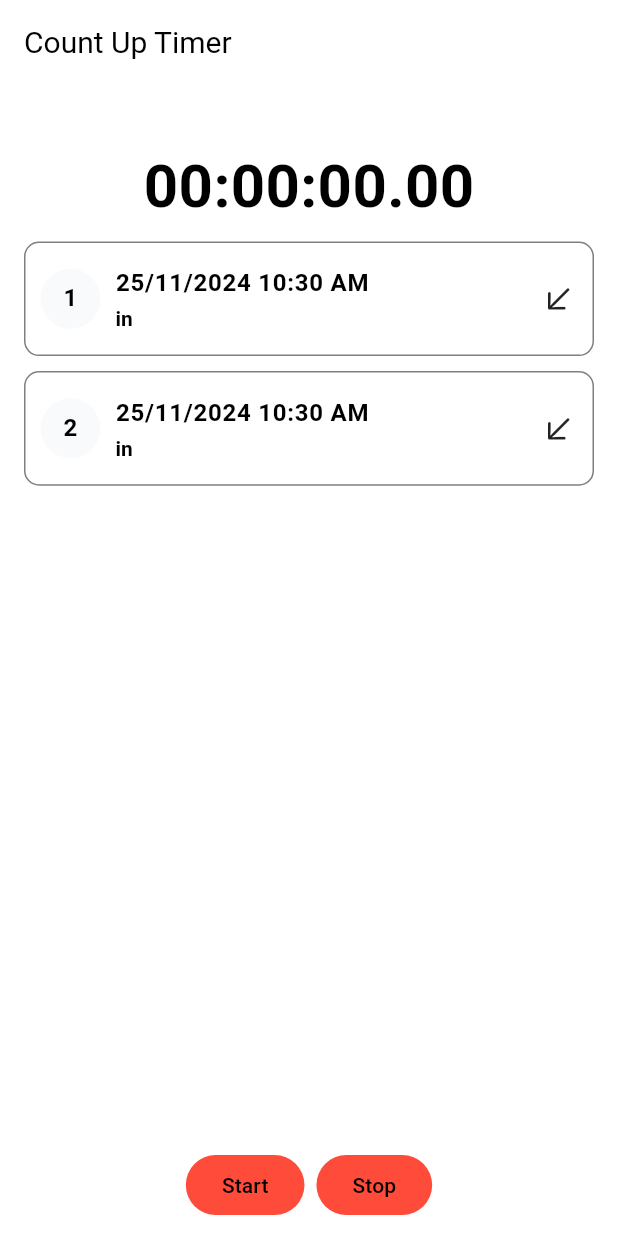
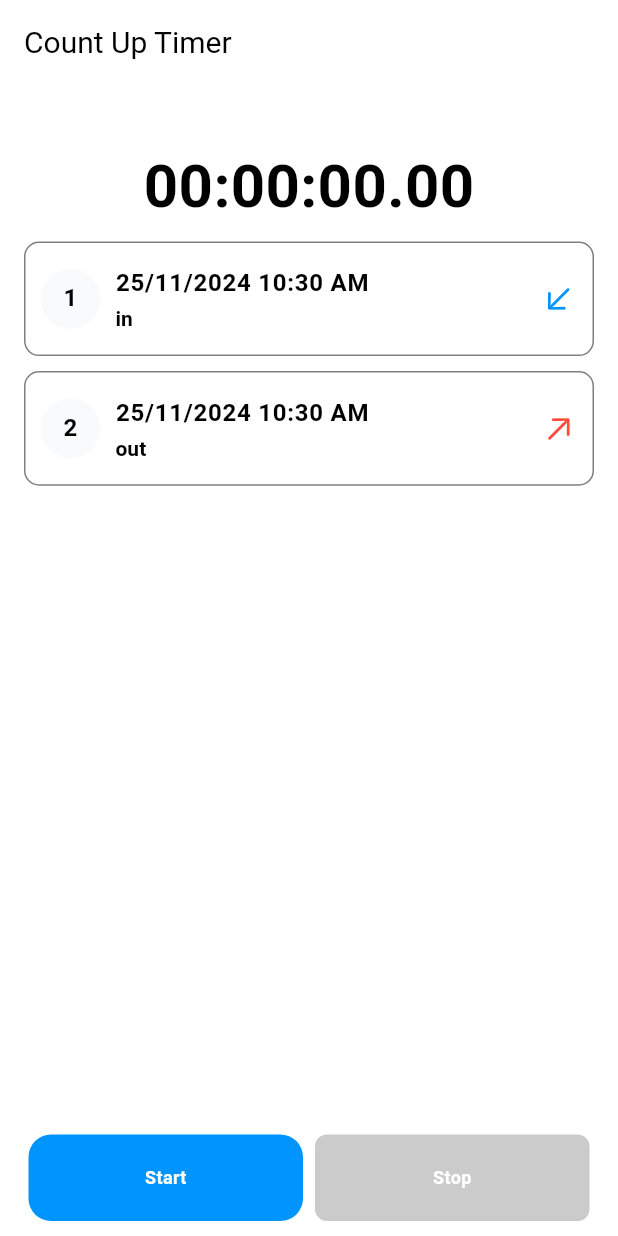
Before and after one commit to SalmanNaghori/calculate_time_app, a Flutter app: the screen it shows after launch, after a tap on "Start", after a tap on "Stop", on a phone screen of 412 x 824 dp. Run offline on Flutter 3.47's test engine with Material 3 defaults, Android fonts, the light colour scheme and no system bars; our stand-ins replace auto_size_text, cached_network_image, connectivity_plus, country_code_picker, device_info_plus, flutter_bloc and 16 more; missing offline and left inert: open_store; Roboto replaces fonts that are missing (Helvetica, HelveticaNowText); project files that could hold a hidden picture were left out.

Commit message:
comment    - Add sharedPreference    - Add time logic now

```diff
--- a/lib/app_utils/storage/shared_pref_utils.dart
+++ b/lib/app_utils/storage/shared_pref_utils.dart
@@ -6,12 +6,12 @@ import 'package:calculate_time_app/app_utils/utils/app_themes.dart';
 import 'package:calculate_time_app/app_utils/utils/enum.dart';
 import 'package:device_info_plus/device_info_plus.dart';
 
-
 import 'package:package_info_plus/package_info_plus.dart';
 import 'package:shared_preferences/shared_preferences.dart';
 
 class SharedPrefUtils {
-  static Future<SharedPreferences> get _instance async => _prefsInstance ??= await SharedPreferences.getInstance();
+  static Future<SharedPreferences> get _instance async =>
+      _prefsInstance ??= await SharedPreferences.getInstance();
   static SharedPreferences? _prefsInstance;
 
   static Future<SharedPreferences> init() async {
@@ -24,12 +24,15 @@ class SharedPrefUtils {
     ModelThemesData? model = stringModel != null
         ? ModelThemesData.fromMap(jsonDecode(stringModel))
         : ModelThemesData(
-            fontSizeType: FontSizeType.normal.index, fontStyleType: FontStyleType.HelveticaNowText.index, themeType: AppThemesType.light.index);
+            fontSizeType: FontSizeType.normal.index,
+            fontStyleType: FontStyleType.HelveticaNowText.index,
+            themeType: AppThemesType.light.index);
     return model;
   }
 
   static bool isLightThemes() {
-    var tType = SharedPrefUtils.getThemesData().themeType ?? AppTheme.lightTheme.index;
+    var tType =
+        SharedPrefUtils.getThemesData().themeType ?? AppTheme.lightTheme.index;
     return tType == AppThemesType.light.index;
   }
 
@@ -312,4 +315,20 @@ class SharedPrefUtils {
   static bool getContactSync() {
     return _prefsInstance?.getBool("SetContactSync") ?? false;
   }
+
+ static DateTime? getTime() {
+    // Get the string value from SharedPreferences or return null if not found
+    final timeString = _prefsInstance?.getString("selectedTime");
+
+    // If timeString is not null or empty, parse it into DateTime
+    return timeString != null && timeString.isNotEmpty
+        ? DateTime.parse(timeString)
+        : null;
+  }
+
+
+  static Future<bool> setTime(DateTime value) async {
+    var prefs = await _instance;
+    return prefs.setString("selectedTime", value.toIso8601String());
+  }
 }
--- a/lib/app_utils/utils/enum.dart
+++ b/lib/app_utils/utils/enum.dart
@@ -92,3 +92,8 @@ enum ActivityFilterType {
 }
 
 enum ComeFrom { none, edit, review }
+
+enum CheckStatus {
+  checkIn,
+  checkOut,
+}
--- /dev/null
+++ b/lib/feature/calculate_time/model/calculate_time_model.dart
@@ -0,0 +1,13 @@
+import 'package:calculate_time_app/app_utils/utils/enum.dart';
+
+class CalculateTimeModel {
+  String? id;
+  String? date;
+  CheckStatus? status;
+
+  CalculateTimeModel({
+    this.date,
+    this.status,
+    this.id,
+  });
+}
--- a/lib/feature/calculate_time/view/calculate_time_screen.dart
+++ b/lib/feature/calculate_time/view/calculate_time_screen.dart
@@ -1,9 +1,13 @@
 import 'package:calculate_time_app/app_utils/basic_import.dart';
 import 'package:calculate_time_app/app_utils/constants/date_formats.dart';
+import 'package:calculate_time_app/app_utils/storage/shared_pref_utils.dart';
+import 'package:calculate_time_app/app_utils/utils/enum.dart';
+import 'package:calculate_time_app/feature/calculate_time/model/calculate_time_model.dart';
 import 'package:flutter/cupertino.dart';
 import 'package:flutter/material.dart';
 import 'package:flutter_screenutil/flutter_screenutil.dart';
 import 'package:stop_watch_timer/stop_watch_timer.dart';
+import 'package:shared_preferences/shared_preferences.dart';
 
 class CalculateTimeScreen extends StatefulWidget {
   const CalculateTimeScreen({super.key});
@@ -14,7 +18,6 @@ class CalculateTimeScreen extends StatefulWidget {
 
 class CalculateTimeScreenState extends State<CalculateTimeScreen> {
   final _isHours = true;
-
   final StopWatchTimer _stopWatchTimer = StopWatchTimer(
     onChange: (value) => debugPrint('onChange $value'),
     onChangeRawSecond: (value) => debugPrint('onChangeRawSecond $value'),
@@ -27,26 +30,19 @@ class CalculateTimeScreenState extends State<CalculateTimeScreen> {
     },
   );
 
-  final _scrollController = ScrollController();
+  int _storedDuration = 0; // Store duration in milliseconds
+  final ValueNotifier<bool> isScreenRefresh = ValueNotifier(false);
+  final List<CalculateTimeModel> listOfTime = [];
+  CheckStatus? checkTimeStatus;
 
   @override
   void initState() {
     super.initState();
-    // _stopWatchTimer.rawTime.listen(
-    //   (value) =>
-    //       debugPrint('rawTime $value ${StopWatchTimer.getDisplayTime(value)}'),
-    // );
-
+    _loadStoredTime();
     _stopWatchTimer.records.listen((value) => debugPrint('records $value'));
-    _stopWatchTimer.fetchStopped.listen((value) => debugPrint('stopped from stream'));
-    // _stopWatchTimer.fetchEnded
-    //     .listen((value) => debugPrint('ended from stream'));
-
-    /// Can be set preset time. This case is "00:01.23".
-    // _stopWatchTimer.setPresetTime(mSec: 1234);
+    _stopWatchTimer.fetchStopped
+        .listen((value) => debugPrint('stopped from stream'));
   }
-
-  final ValueNotifier<List<String>> listOfTime = ValueNotifier([]);
 
   @override
   Future<void> dispose() async {
@@ -54,8 +50,31 @@ class CalculateTimeScreenState extends State<CalculateTimeScreen> {
     await _stopWatchTimer.dispose();
   }
 
+
+
+
+
+  Future<void> _loadStoredTime() async {
+    final storedTime = SharedPrefUtils.getTime();
+    if (storedTime != null) {
+      final now = DateTime.now();
+      final difference = now.difference(storedTime);
+
+      // Convert the difference to milliseconds for the stopwatch
+      _storedDuration = difference.inMilliseconds;
+
+
+      // Start the stopwatch from the stored duration
+      _stopWatchTimer.setPresetTime(mSec: _storedDuration);
+      _stopWatchTimer.onStartTimer();
+    }
+  }
+
   @override
   Widget build(BuildContext context) {
+    return ValueListenableBuilder(
+        valueListenable: isScreenRefresh,
+        builder: (_, value, __) {
           return Scaffold(
             appBar: AppBar(
               title: const Text('Count Up Timer'),
@@ -75,7 +94,10 @@ class CalculateTimeScreenState extends State<CalculateTimeScreen> {
                     initialData: _stopWatchTimer.rawTime.value,
                     builder: (context, snap) {
                       final value = snap.data!;
-                final displayTime = StopWatchTimer.getDisplayTime(value, hours: _isHours);
+                      final adjustedValue = value + _storedDuration;
+                      final displayTime =
+                      StopWatchTimer.getDisplayTime(adjustedValue);
+
                       return Column(
                         children: <Widget>[
                           Padding(
@@ -96,12 +118,9 @@ class CalculateTimeScreenState extends State<CalculateTimeScreen> {
 
                   // List of time
                   Expanded(
-              child: ValueListenableBuilder(
-                valueListenable: listOfTime,
-                builder: (_, List<String> value, __) {
-                  return ListView.builder(
+                    child: ListView.builder(
                       shrinkWrap: true,
-                    itemCount: listOfTime.value.length,
+                      itemCount: listOfTime.length,
                       itemBuilder: (_, index) {
                         return Container(
                           margin: EdgeInsets.only(bottom: Dimensions.h10),
@@ -127,24 +146,34 @@ class CalculateTimeScreenState extends State<CalculateTimeScreen> {
                                 child: Column(
                                   crossAxisAlignment: CrossAxisAlignment.start,
                                   children: [
-                                  changeDateFormat(listOfTime.value[index], AppDateFormats.dateFormatToday, AppDateFormats.dateFormatDDMMYYYYHHMM).textView(
+                                    changeDateFormat(
+                                        listOfTime[index].date,
+                                        AppDateFormats.dateFormatToday,
+                                        AppDateFormats
+                                            .dateFormatDDMMYYYYHHMM)
+                                        .textView(
                                       style: context.fontStyleSemiBold18,
                                     ),
                                     Dimensions.h2.verticalSpace,
-                                  "in".textView(
+                                    "${checkStatus(listOfTime[index].status)}"
+                                        .textView(
                                       style: context.fontStyleSemiBold16,
                                     ),
                                   ],
                                 ).paddingOnly(left: Dimensions.w10),
                               ),
                               Icon(
-                              CupertinoIcons.arrow_down_left,
+                                listOfTime[index].status == CheckStatus.checkIn
+                                    ? CupertinoIcons.arrow_down_left
+                                    : CupertinoIcons.arrow_up_right,
                                 size: Dimensions.w25,
+                                color: listOfTime[index].status ==
+                                    CheckStatus.checkIn
+                                    ? AppColor.blueColor
+                                    : AppColor.primaryColor,
                               )
                             ],
                           ),
-                      );
-                    },
                         );
                       },
                     ),
@@ -153,24 +182,54 @@ class CalculateTimeScreenState extends State<CalculateTimeScreen> {
               ),
             ),
           );
+        });
   }
 
   // bottom
   Widget startStopButton() {
     return Row(
-      mainAxisAlignment: MainAxisAlignment.center,
       children: <Widget>[
         Flexible(
           child: Padding(
             padding: const EdgeInsets.symmetric(horizontal: 4),
-            child: FilledButton(
-              onPressed: () {
+            child: GestureDetector(
+              onTap: checkTimeStatus != CheckStatus.checkOut
+                  ? () async {
                 _stopWatchTimer.onStartTimer();
-                listOfTime.value.add("${DateTime.now()}");
-                listOfTime.notifyListeners();
-              },
+                final now = DateTime.now();
+                SharedPrefUtils.setTime(now);
+
+                CalculateTimeModel calculateTimeModel =
+                CalculateTimeModel()
+                  ..date = now.toString()
+                  ..id =
+                  now.millisecondsSinceEpoch.toString()
+                  ..status = CheckStatus.checkIn;
+                listOfTime.add(calculateTimeModel);
+                checkTimeStatus = CheckStatus.checkOut;
+                isScreenRefresh.value = !isScreenRefresh.value;
+              }
+                  : null,
+              child: AnimatedContainer(
+                duration: const Duration(milliseconds: 300),
+                height: Dimensions.screenHeight() * 0.07,
+                alignment: Alignment.center,
+                decoration: BoxDecoration(
+                  color: checkTimeStatus == CheckStatus.checkIn
+                      ? AppColor.blueColor
+                      : AppColor.greyColor,
+                  borderRadius: BorderRadius.circular(
+                      checkTimeStatus == CheckStatus.checkIn
+                          ? Dimensions.r15
+                          : 8),
+                ),
                 child: const Text(
                   'Start',
+                  style: TextStyle(
+                    color: Colors.white,
+                    fontWeight: FontWeight.bold,
+                  ),
+                ),
               ),
             ),
           ),
@@ -178,19 +237,59 @@ class CalculateTimeScreenState extends State<CalculateTimeScreen> {
         Flexible(
           child: Padding(
             padding: const EdgeInsets.symmetric(horizontal: 4),
-            child: FilledButton(
-              onPressed: () {
+            child: GestureDetector(
+              onTap: checkTimeStatus != CheckStatus.checkIn
+                  ? () {
                 _stopWatchTimer.onStopTimer();
-                listOfTime.value.add("${DateTime.now()}");
-                listOfTime.notifyListeners();
-              },
+                CalculateTimeModel calculateTimeModel =
+                CalculateTimeModel()
+                  ..date = DateTime.now().toString()
+                  ..id =
+                  DateTime.now().millisecondsSinceEpoch.toString()
+                  ..status = CheckStatus.checkOut;
+
+                SharedPrefUtils.setTime(DateTime.now());
+                listOfTime.add(calculateTimeModel);
+                checkTimeStatus = CheckStatus.checkIn;
+
+                isScreenRefresh.value = !isScreenRefresh.value;
+              }
+                  : null,
+              child: AnimatedContainer(
+                duration: const Duration(milliseconds: 300),
+                height: Dimensions.screenHeight() * 0.07,
+                alignment: Alignment.center,
+                decoration: BoxDecoration(
+                  color: checkTimeStatus == CheckStatus.checkOut
+                      ? AppColor.blueColor
+                      : AppColor.greyColor,
+                  borderRadius: BorderRadius.circular(
+                      checkTimeStatus == CheckStatus.checkOut
+                          ? Dimensions.r15
+                          : 8),
+                ),
                 child: const Text(
                   'Stop',
+                  style: TextStyle(
+                    color: Colors.white,
+                    fontWeight: FontWeight.bold,
+                  ),
+                ),
               ),
             ),
           ),
         ),
       ],
-    ).paddingOnly(bottom: Dimensions.h10);
+    )
+        .paddingSymmetric(horizontal: Dimensions.w15)
+        .paddingOnly(bottom: Dimensions.h10);
+  }
+
+  checkStatus(CheckStatus? status) {
+    if (status == CheckStatus.checkIn) {
+      return "in";
+    } else {
+      return "out";
     }
   }
+}
```
Lines whose indentation alone changed are shown as unchanged.
